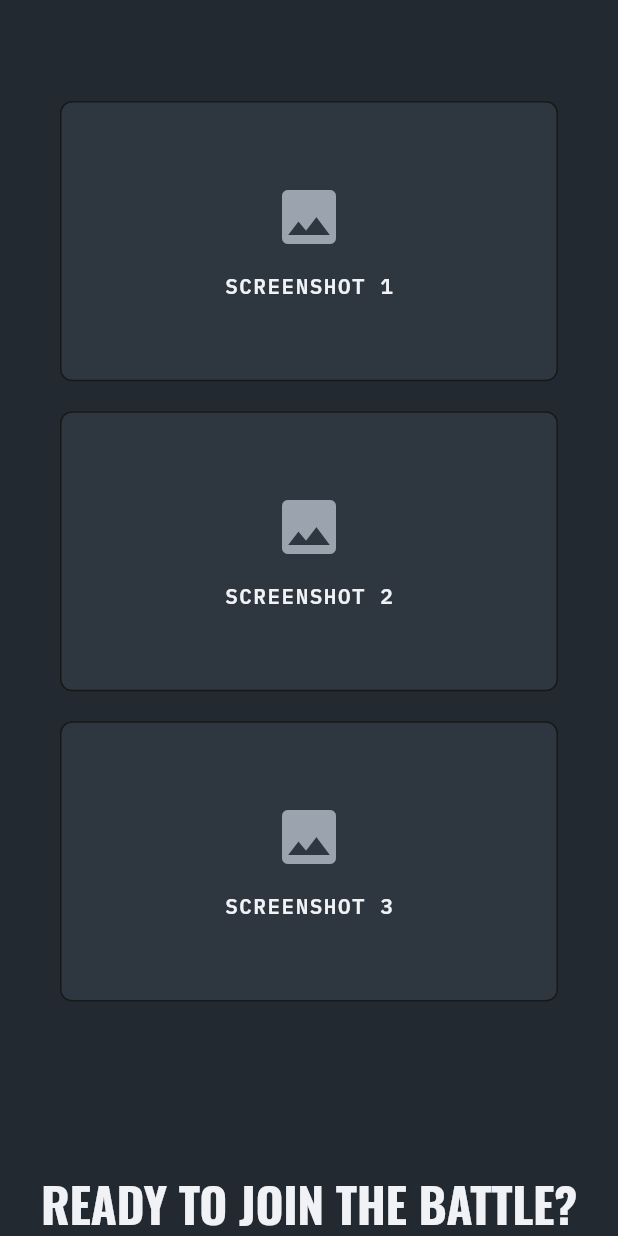
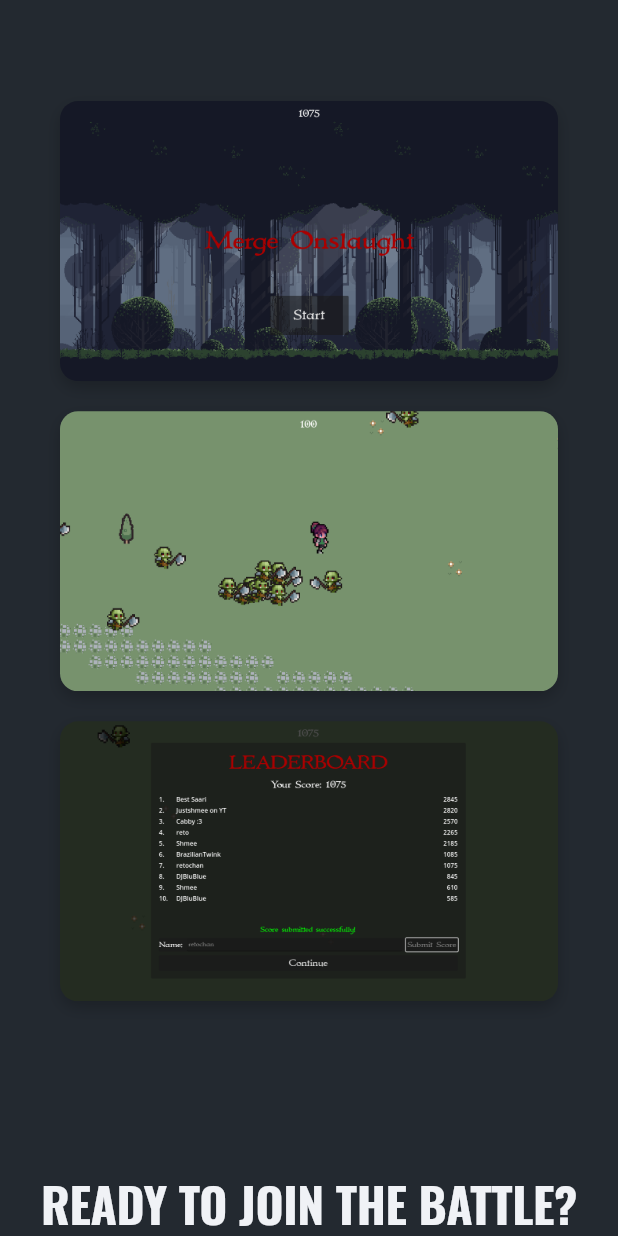
Before and after one commit to CaSc2000-dotcom/mo_leaderboard_webapp, a Flutter app: the screen it shows after launch, scrolled down 1152 dp, on a phone screen of 412 x 824 dp. Run offline on Flutter 3.47's test engine with Material 3 defaults, Android fonts, the phone set to English and light mode, and no system bars; our stand-ins replace google_fonts, supabase_flutter; accounts and stored records are empty.

Commit message:
feat: added gameplay images

```diff
--- a/lib/features/home/screens/home_page.dart
+++ b/lib/features/home/screens/home_page.dart
@@ -55,7 +55,7 @@ class _HeroBanner extends StatelessWidget {
                 ),
                 child: Center(
                   child: Image.asset(
-                    'assets/images/placeholder.gif',
+                    'assets/images/gameplay-gif.gif',
                     fit: BoxFit.cover,
                     width: double.infinity,
                     height: double.infinity,
@@ -153,21 +153,17 @@ class _GameInfoSection extends StatelessWidget {
                   itemBuilder: (context, index) {
                     return Container(
                       decoration: BoxDecoration(
-                        color: AppTheme.surface,
-                        borderRadius: BorderRadius.circular(8),
-                        border: Border.all(color: AppTheme.surfaceDark),
-                      ),
-                      child: Center(
-                        child: Column(
-                          mainAxisSize: MainAxisSize.min,
-                          children: [
-                            const Icon(Icons.image, size: 48, color: AppTheme.textMuted),
-                            const SizedBox(height: 12),
-                            Text(
-                              "SCREENSHOT ${index + 1}",
-                              style: Theme.of(context).textTheme.labelLarge,
-                            ),
-                          ],
+                        borderRadius: BorderRadius.circular(12),
+                        boxShadow: [
+                          BoxShadow(
+                            color: Colors.black.withOpacity(0.2),
+                            blurRadius: 8,
+                            offset: const Offset(0, 4),
+                          ),
+                        ],
+                        image: DecorationImage(
+                          image: AssetImage('assets/images/screenshot_${index + 1}.png'),
+                          fit: BoxFit.cover,
                         ),
                       ),
                     );
```
Also changed, not shown: assets/images/gameplay-gif.gif (added), assets/images/screenshot_1.png (added), assets/images/screenshot_2.png (added), assets/images/screenshot_3.png (added).
